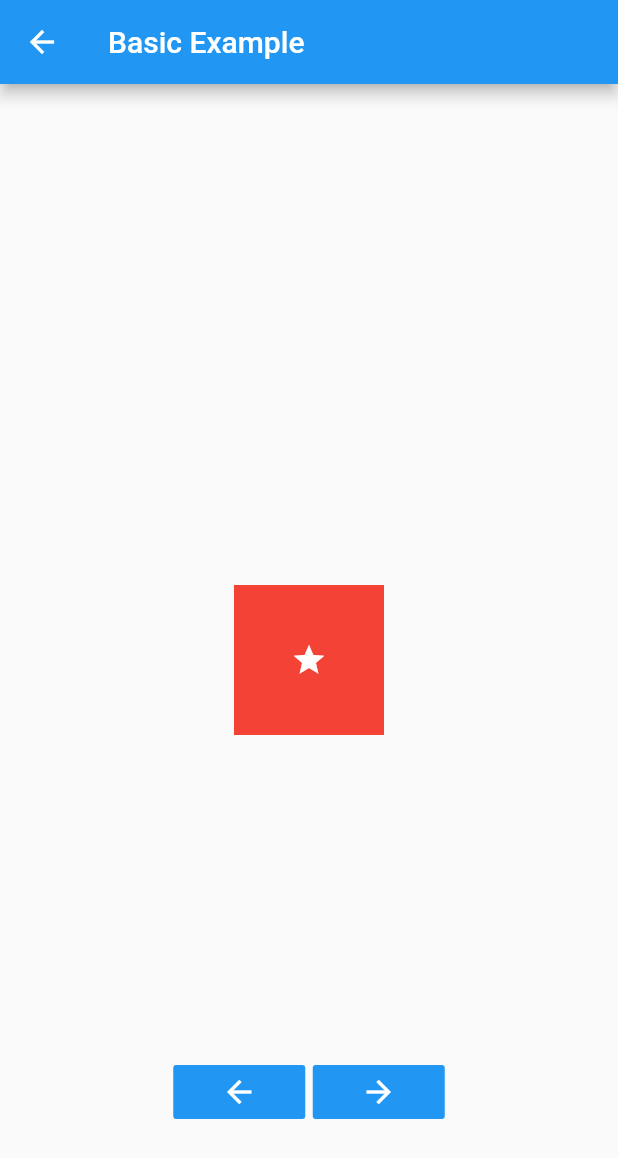
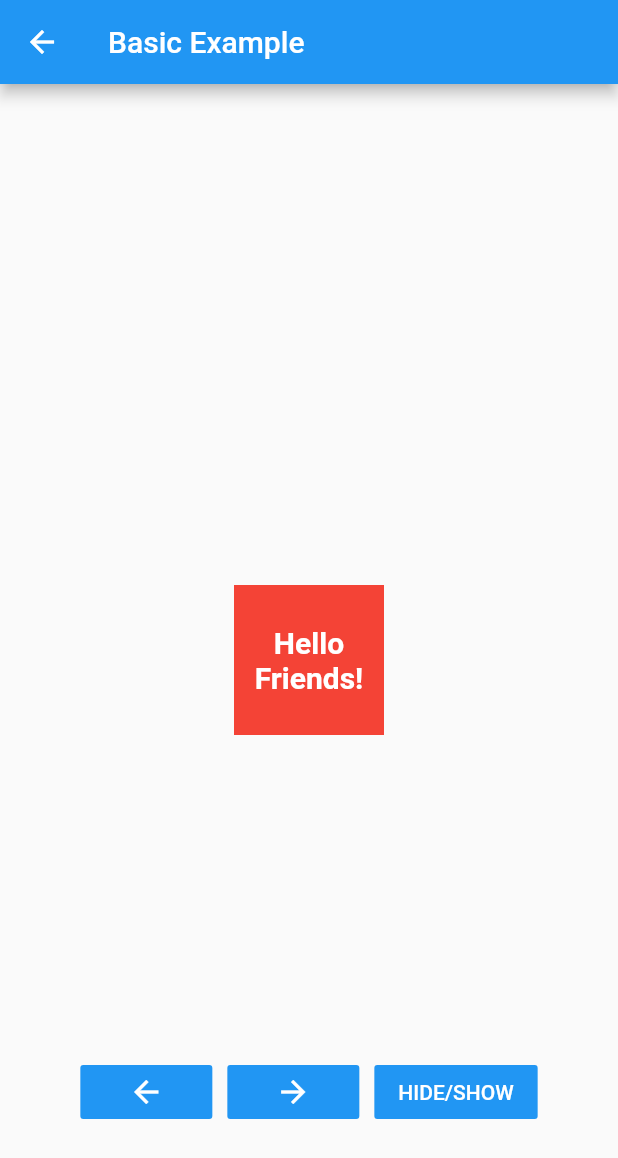
Before and after one commit to mrgoonie/flutter_tweenme, a Flutter app: the BasicExample screen opened by its route, on a phone screen of 412 x 824 dp. Shown: the top 1158 px of the screen. Run offline on Flutter 3.47's test engine with Material 2 defaults, Android fonts, the phone set to English and light mode, and no system bars; statements that could not run were skipped.

Commit message:
add count number example + visible properties

```diff
--- a/lib/main.dart
+++ b/lib/main.dart
@@ -4,6 +4,7 @@ import 'package:flutter_tweenme/screens/easing_example.dart';
 import 'package:flutter_tweenme/screens/animated_column_chart.dart';
 import 'package:flutter_tweenme/screens/depth_carousel.dart';
 import 'package:flutter_tweenme/screens/yoyo_example.dart';
+import 'package:flutter_tweenme/screens/counting_number.dart';
 
 void main() => runApp(MyApp());
 
@@ -20,6 +21,7 @@ class MyApp extends StatelessWidget {
         '/animated_column_chart' : (BuildContext context) => AnimatedColumnChart(),
         '/depth_carousel' : (BuildContext context) => DepthCarousel(),
         '/yoyo_example': (BuildContext context) => YoyoExample(),
+        '/counting_number': (BuildContext context) => CountingNumber(),
       }
     );
   }
@@ -40,6 +42,7 @@ class HomeScreen extends StatelessWidget {
     ExampleItem("Animated Column Chart", "/animated_column_chart"),
     ExampleItem("Depth Carousel", "/depth_carousel"),
     ExampleItem("Yoyo Example", "/yoyo_example"),
+    ExampleItem("Counting Number with Eases", "/counting_number"),
   ];
 
   @override
--- a/lib/screens/basic_example.dart
+++ b/lib/screens/basic_example.dart
@@ -3,6 +3,8 @@ import 'package:flutter_tweenme/tweenme/tweenme.dart';
 import 'package:flutter_tweenme/tweenme/tween_easing.dart';
 
 class BasicExample extends StatelessWidget {
+
+  final String title = "Basic Example";
 
   @override
   Widget build(BuildContext context) {
@@ -15,7 +17,7 @@ class BasicExample extends StatelessWidget {
         height: 100,
         color: Colors.red
       ),
-      child: Icon(Icons.star, color: Colors.white)
+      child: Center(child: Text("Hello Friends!", textAlign: TextAlign.center, style: TextStyle(color: Colors.white, fontSize: 20, fontWeight: FontWeight.bold)))
     );
 
     Widget content = Container(
@@ -31,8 +33,8 @@ class BasicExample extends StatelessWidget {
           // button
           Align(
             alignment: Alignment(0, 0.8),
-            child: Row(
-              mainAxisSize: MainAxisSize.min,
+            child: Wrap(
+              spacing: 10,
               children: <Widget>[
                 FlatButton(
                   child: Icon(Icons.arrow_back, color: Colors.white),
@@ -44,8 +46,8 @@ class BasicExample extends StatelessWidget {
                       duration: 1,
                       ease: Curves.fastOutSlowIn,
                       data: TweenData(
-                        width: 100,
-                        height: 100,
+                        // width: 100,
+                        // height: 100,
                         rotation: 0,
                         scale: Offset(1, 1),
                         opacity: 1,
@@ -58,9 +60,6 @@ class BasicExample extends StatelessWidget {
                   },
                 ),
 
-                // spacing
-                SizedBox(width: 5),
-
                 FlatButton(
                   child: Icon(Icons.arrow_forward, color: Colors.white),
                   color: Colors.blue,
@@ -70,10 +69,11 @@ class BasicExample extends StatelessWidget {
                       tweenContainer,
                       duration: 0.5,
                       data: TweenData(
-                        width: 250,
-                        height: 250,
+                        opacity: 0.5,
+                        // width: 250,
+                        // height: 250,
                         rotation: 180,
-                        // scale: Offset(3, 3),
+                        scale: Offset(3, 3),
                         // transformOrigin: Offset(0.5, 0.5),
                         color: Colors.blue
                       ),
@@ -81,6 +81,17 @@ class BasicExample extends StatelessWidget {
                       // repeat: -1,
                       // yoyo: true,
                     );
+                  },
+                ),
+
+                FlatButton(
+                  child: Text("HIDE/SHOW", style: TextStyle(color: Colors.white)),
+                  color: Colors.blue,
+                  onPressed: (){
+                    // show & hide container:
+                    tweenContainer.set(TweenData(
+                      visible: !tweenContainer.data.visible
+                    ));
                   },
                 ),
 
@@ -96,7 +107,7 @@ class BasicExample extends StatelessWidget {
 
     return Scaffold(
       appBar: AppBar(
-        title: Text("Basic Example"),
+        title: Text(title),
       ),
       body: content,
     );
--- a/lib/tweenme/tween_container.dart
+++ b/lib/tweenme/tween_container.dart
@@ -11,24 +11,26 @@ class TweenContainer extends StatefulWidget {
   ///
   TweenContainer({
     Key key,
+    this.name,
     this.data,
     this.child,
   }) : super(
     key: key
   );
 
-  /// Hold all transformation & position data of the container.
+  /// Hold all displayed data of the container.
   TweenData data;
 
-  TweenContainerState _state;
+  _TweenContainerState _state;
   List<TweenMe> _tweens = [];
 
   /// The child contained by this container.
   final Widget child;
+  final String name;
 
   /// The state from the closest instance of this class that encloses the given context.
-  static TweenContainerState of(BuildContext context){
-    return context.ancestorStateOfType(TypeMatcher<TweenContainerState>());
+  static _TweenContainerState of(BuildContext context){
+    return context.ancestorStateOfType(TypeMatcher<_TweenContainerState>());
   }
 
   /// Update the new values of `data` to this container.
@@ -38,6 +40,7 @@ class TweenContainer extends StatefulWidget {
 
   /// Set values of `data` to this container.
   void set(TweenData newData){
+    if(newData.visible != null) data.visible = newData.visible;
     if(newData.opacity != null) data.opacity = newData.opacity;
     if(newData.color != null) data.color = newData.color;
     if(newData.rotation != null) data.rotation = newData.rotation;
@@ -83,13 +86,13 @@ class TweenContainer extends StatefulWidget {
   }
 
   @override
-    TweenContainerState createState(){
-      _state = new TweenContainerState();
+    _TweenContainerState createState(){
+      _state = new _TweenContainerState();
       return _state;
   }
 }
 
-class TweenContainerState extends State<TweenContainer> {
+class _TweenContainerState extends State<TweenContainer> {
   String parentRenderType;
 
   TweenData data;
@@ -99,7 +102,7 @@ class TweenContainerState extends State<TweenContainer> {
   @override
     void initState() {
 
-      data = widget.data;
+      data = (widget.data != null) ? widget.data : TweenData();
 
       // get parent widget type:
       parentRenderType = context.ancestorRenderObjectOfType(TypeMatcher<RenderObject>()).runtimeType.toString();
@@ -108,6 +111,7 @@ class TweenContainerState extends State<TweenContainer> {
       shouldSetPosition = (parentRenderType == "RenderStack");
       // print("shouldSetPosition: $shouldSetPosition");
 
+      if(data.visible == null) data.visible = true;
       if(data.opacity == null || data.opacity > 1) data.opacity = 1;
       if(data.opacity < 0) data.opacity = 0;
       if(data.rotation == null) data.rotation = 0;
@@ -125,6 +129,8 @@ class TweenContainerState extends State<TweenContainer> {
         data.height = null;
         print('[TweenContainer] If you used "top" and "bottom", the value of "height" will have no effects.');
       }
+
+      widget.data = data;
 
       super.initState();
     }
@@ -145,7 +151,9 @@ class TweenContainerState extends State<TweenContainer> {
       shouldSetPosition = (parentRenderType == "RenderStack");
       // print("parentRenderType = $parentRenderType");
 
-      data = widget.data;
+      data = (widget.data != null) ? widget.data : TweenData();
+
+      if(data.visible == null) data.visible = true;
       if(data.opacity == null || data.opacity > 1) data.opacity = 1;
       if(data.opacity < 0) data.opacity = 0;
       if(data.rotation == null) data.rotation = 0;
@@ -161,6 +169,9 @@ class TweenContainerState extends State<TweenContainer> {
         data.height = null;
         print('[TweenContainer] If you used "top" and "bottom", the value of "height" will have no effects.');
       }
+
+      widget.data = data;
+      print(widget.data);
 
       // print("[UPDATE] Current size: ${data.width} x ${data.height}");
 
@@ -189,6 +200,7 @@ class TweenContainerState extends State<TweenContainer> {
 
     Widget container;
     Widget myChild;
+    Matrix4 transformMatrix;
 
     Widget wrapper = Container(
       width: data.width,
@@ -204,14 +216,34 @@ class TweenContainerState extends State<TweenContainer> {
       child: widget.child
     );
 
-    myChild = Transform(
-      alignment: FractionalOffset(data.transformOrigin.dx, data.transformOrigin.dy),
-      transform: Matrix4.rotationZ(data.rotation * math.pi / 180)..scale(data.scale.dx, data.scale.dy),
-      child: Opacity(
+    if(data.opacity != 1 || (data.opacity == 1 && widget.data.opacity != 1)){
+      myChild = Opacity(
         opacity: data.opacity,
         child: wrapper
-      )
-    );
+      );
+    } else {
+      myChild = wrapper;
+    }
+
+    if((data.rotation == 0 && widget.data.rotation != 0) || data.rotation != 0){
+      transformMatrix = Matrix4.rotationZ(data.rotation * math.pi / 180);
+    }
+
+    if((data.scale.dx == 1 && widget.data.scale.dx != 1) || data.scale.dx != 1 || (data.scale.dy == 1 && widget.data.scale.dy != 1) || data.scale.dy != 1){
+      if(transformMatrix == null){
+        transformMatrix = Matrix4.zero()..scale(data.scale.dx, data.scale.dy);
+      } else {
+        transformMatrix = transformMatrix..scale(data.scale.dx, data.scale.dy);
+      }
+    }
+
+    if(transformMatrix != null){
+      myChild = Transform(
+        alignment: FractionalOffset(data.transformOrigin.dx, data.transformOrigin.dy),
+        transform: transformMatrix,
+        child: myChild
+      );
+    }
 
     if(parentRenderType == "RenderFlex" || parentRenderType == "RenderPositionedBox"){
       container = myChild;
@@ -227,6 +259,6 @@ class TweenContainerState extends State<TweenContainer> {
       );
     }
 
-    return container;
+    return (data.visible) ? container : Container();
   }
 }
--- a/lib/tweenme/tween_data.dart
+++ b/lib/tweenme/tween_data.dart
@@ -1,6 +1,7 @@
 import 'package:flutter/material.dart';
 
 class TweenData {
+  bool visible;
   double top, left, right, bottom, width, height, opacity, rotation;
   Offset transformOrigin, scale;
   EdgeInsetsGeometry margin, padding;
@@ -10,6 +11,7 @@ class TweenData {
   DecorationImage backgroundImage;
 
   TweenData({
+    this.visible,
     this.top,
     this.left,
     this.right,
@@ -30,6 +32,7 @@ class TweenData {
 
   TweenData clone(){
     return TweenData(
+      visible: visible,
       top: top,
       left: left,
       right: right,
--- a/lib/tweenme/tweenme.dart
+++ b/lib/tweenme/tweenme.dart
@@ -102,8 +102,7 @@ class TweenMe implements TickerProvider {
   }
 
   void _init() {
-
-    _oldData = target.data.clone();
+    _oldData = (target.data == null) ? TweenData() : target.data.clone();
 
     if(data.transformOrigin != null) target.data.transformOrigin = data.transformOrigin;
 
@@ -232,7 +231,6 @@ class TweenMe implements TickerProvider {
           _controller.reverse();
         } else {
           _controller.reset();
-          // print(_oldData.scale);
           target.data = _oldData.clone();
           target.update();
         }
```
Also changed, not shown: lib/screens/counting_number.dart (added, +118 -0 lines).
